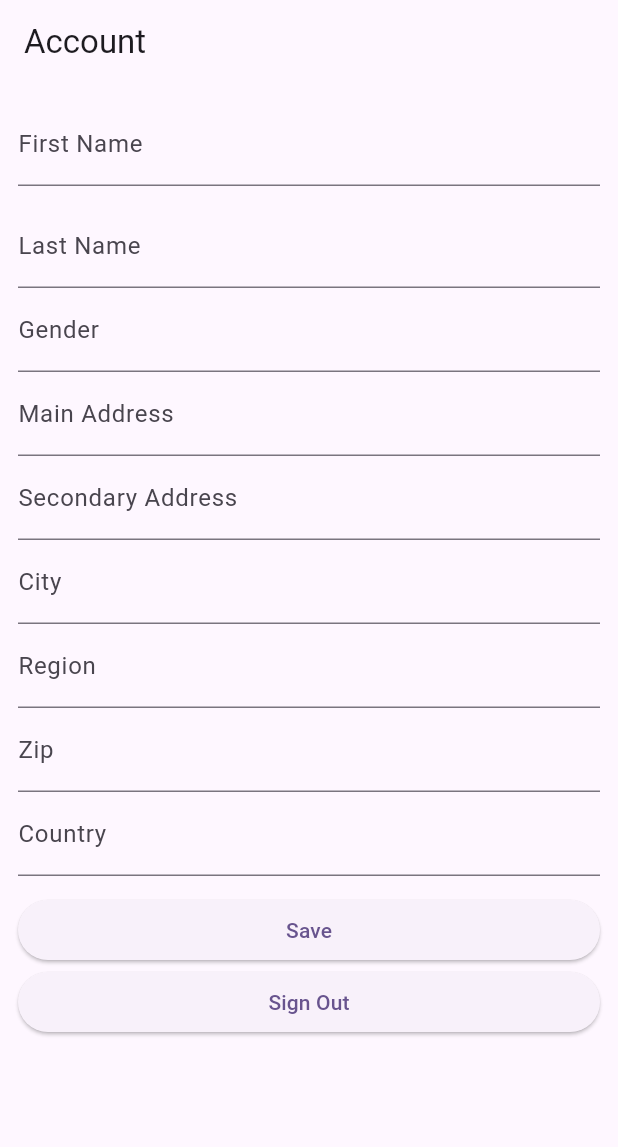
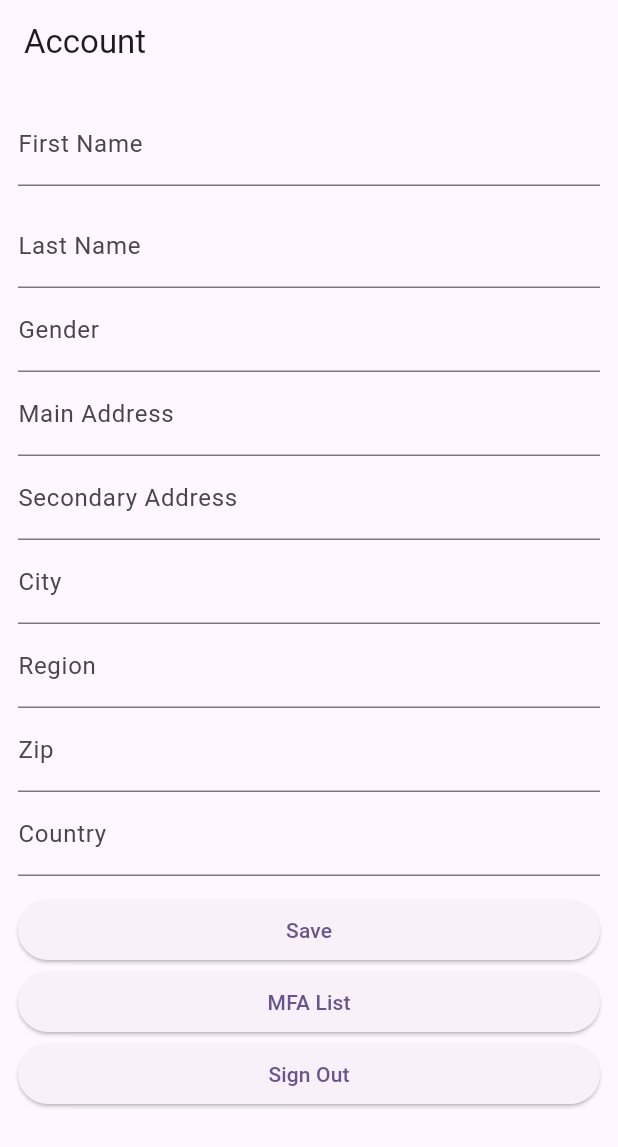
Before and after one commit to csc190mothership/mothership-app, a Flutter app: the screen it shows once a user with an empty profile is signed in, after a tap on "Save", on a phone screen of 412 x 824 dp. Shown: the top 1147 px of the screen. Run offline on Flutter 3.47's test engine with Material 3 defaults, Android fonts, the phone set to English and light mode, and no system bars; our stand-ins replace flutter_svg, supabase_flutter; accounts and stored records are empty; network calls fail.

Commit message:
Added MFA enrollment and verification and deletion

```diff
--- a/lib/main.dart
+++ b/lib/main.dart
@@ -1,6 +1,9 @@
 import 'package:flutter/material.dart';
 import 'package:mothership/pages/account_page.dart';
 import 'package:mothership/pages/login_page.dart';
+import 'package:mothership/pages/mfa/enroll_page.dart';
+import 'package:mothership/pages/mfa/list_mfa_page.dart';
+import 'package:mothership/pages/mfa/verify_page.dart';
 import 'package:mothership/pages/register_page.dart';
 import 'package:mothership/pages/splash_page.dart';
 import 'package:supabase_flutter/supabase_flutter.dart';
@@ -22,7 +25,7 @@
   @override
   Widget build(BuildContext context) {
     return MaterialApp(
-      title: 'Flutter Demo',
+      title: 'Mothership',
       theme: ThemeData(
         colorScheme: ColorScheme.fromSeed(seedColor: Colors.deepPurple),
         useMaterial3: true,
@@ -33,6 +36,9 @@
         '/register': (context) => const RegisterPage(),
         '/login': (context) => const LoginPage(),
         '/account': (context) => const AccountPage(),
+        '/mfaenroll': (context) => const MFAEnrollPage(),
+        '/mfaverify': (context) => const MFAVerifyPage(),
+        '/listmfa': (context) => ListMFAPage(),
       },
     );
   }
--- a/lib/pages/account_page.dart
+++ b/lib/pages/account_page.dart
@@ -165,6 +165,13 @@ class _AccountPageState extends State<AccountPage> {
               child: const Text('Save')),
           ElevatedButton(
               onPressed: () async {
+                if (mounted) {
+                  Navigator.of(context).pushReplacementNamed('/listmfa');
+                }
+              },
+              child: const Text('MFA List')),
+          ElevatedButton(
+              onPressed: () async {
                 await supabase.auth.signOut();
                 if (mounted) {
                   ScaffoldMessenger.of(context).showSnackBar(
--- a/lib/pages/login_page.dart
+++ b/lib/pages/login_page.dart
@@ -77,7 +77,7 @@ class _LoginPageState extends State<LoginPage> {
                   if (mounted) {
                     ScaffoldMessenger.of(context).showSnackBar(
                         const SnackBar(content: Text('Login successful!')));
-                    Navigator.of(context).pushReplacementNamed('/account');
+                    Navigator.of(context).pushReplacementNamed('/mfaverify');
                   }
                 } on AuthException catch (error) {
                   ScaffoldMessenger.of(context).showSnackBar(SnackBar(
--- /dev/null
+++ b/lib/pages/mfa/enroll_page.dart
@@ -0,0 +1,131 @@
+import 'package:flutter/material.dart';
+import 'package:flutter/services.dart';
+import 'package:flutter_svg/flutter_svg.dart';
+import 'package:mothership/main.dart';
+import 'package:supabase_flutter/supabase_flutter.dart';
+
+class MFAEnrollPage extends StatefulWidget {
+  const MFAEnrollPage({super.key});
+
+  @override
+  State<MFAEnrollPage> createState() => _MFAEnrollPageState();
+}
+
+class _MFAEnrollPageState extends State<MFAEnrollPage> {
+  final _enrollFuture = supabase.auth.mfa.enroll();
+
+  @override
+  Widget build(BuildContext context) {
+    return Scaffold(
+      appBar: AppBar(
+        title: const Text('Setup MFA'),
+        actions: [
+          TextButton(
+            onPressed: () {
+              supabase.auth.signOut();
+              Navigator.of(context).pushReplacementNamed('/register');
+            },
+            child: Text(
+              'Logout',
+              style: TextStyle(color: Theme.of(context).colorScheme.onPrimary),
+            ),
+          ),
+        ],
+      ),
+      body: FutureBuilder(
+        future: _enrollFuture,
+        builder: (context, snapshot) {
+          if (snapshot.hasError) {
+            return Center(child: Text(snapshot.error.toString()));
+          }
+          if (!snapshot.hasData) {
+            return const Center(child: CircularProgressIndicator());
+          }
+
+          final response = snapshot.data!;
+          final qrCodeUrl = response.totp.qrCode;
+          final secret = response.totp.secret;
+          final factorId = response.id;
+
+          return ListView(
+            padding: const EdgeInsets.symmetric(
+              horizontal: 20,
+              vertical: 24,
+            ),
+            children: [
+              const Text(
+                'Open your authentication app and add this app via QR code or by pasting the code below.',
+                style: TextStyle(
+                  fontWeight: FontWeight.bold,
+                ),
+              ),
+              const SizedBox(height: 16),
+              SvgPicture.string(
+                qrCodeUrl,
+                width: 150,
+                height: 150,
+              ),
+              const SizedBox(height: 16),
+              Row(
+                children: [
+                  Expanded(
+                    child: Text(
+                      secret,
+                      style: const TextStyle(
+                        fontWeight: FontWeight.bold,
+                        fontSize: 18,
+                      ),
+                    ),
+                  ),
+                  IconButton(
+                    onPressed: () {
+                      Clipboard.setData(ClipboardData(text: secret));
+                      ScaffoldMessenger.of(context).showSnackBar(const SnackBar(
+                          content: Text('Copied to your clip board')));
+                    },
+                    icon: const Icon(Icons.copy),
+                  ),
+                ],
+              ),
+              const SizedBox(height: 16),
+              const Text('Enter the code shown in your authentication app.'),
+              const SizedBox(height: 16),
+              TextFormField(
+                decoration: const InputDecoration(
+                  hintText: '000000',
+                ),
+                style: const TextStyle(fontSize: 24),
+                textAlign: TextAlign.center,
+                keyboardType: TextInputType.number,
+                onChanged: (value) async {
+                  if (value.length != 6) return;
+
+                  // kick off the verification process once 6 characters are entered
+                  try {
+                    final challenge =
+                        await supabase.auth.mfa.challenge(factorId: factorId);
+                    await supabase.auth.mfa.verify(
+                      factorId: factorId,
+                      challengeId: challenge.id,
+                      code: value,
+                    );
+                    await supabase.auth.refreshSession();
+                    if (mounted) {
+                      Navigator.of(context).pushReplacementNamed('/account');
+                    }
+                  } on AuthException catch (error) {
+                    ScaffoldMessenger.of(context)
+                        .showSnackBar(SnackBar(content: Text(error.message)));
+                  } catch (error) {
+                    ScaffoldMessenger.of(context).showSnackBar(const SnackBar(
+                        content: Text('Unexpected error occurred')));
+                  }
+                },
+              ),
+            ],
+          );
+        },
+      ),
+    );
+  }
+}
--- a/lib/pages/register_page.dart
+++ b/lib/pages/register_page.dart
@@ -17,6 +17,13 @@ class _RegisterPageState extends State<RegisterPage> {
   final _emailController = TextEditingController();
   final _passwordController = TextEditingController();
   late final StreamSubscription<AuthState> _authSubscription;
+
+  void verifyEmail() {
+    if (mounted) {
+      ScaffoldMessenger.of(context).showSnackBar(
+          const SnackBar(content: Text('Email Verification Sent!')));
+    }
+  }
 
   @override
   void initState() {
@@ -71,11 +78,16 @@ class _RegisterPageState extends State<RegisterPage> {
                 try {
                   final email = _emailController.text.trim();
                   final password = _passwordController.text.trim();
-                  await supabase.auth.signUp(email: email, password: password);
+                  await supabase.auth.signUp(
+                      email: email,
+                      password: password,
+                      emailRedirectTo:
+                          'mfa-app://callback${Navigator.of(context).pushReplacementNamed('/mfaenroll')}');
                   if (mounted) {
                     ScaffoldMessenger.of(context).showSnackBar(
                         const SnackBar(content: Text('Register successful!')));
-                    Navigator.of(context).pushReplacementNamed('/account');
+                    Timer(const Duration(seconds: 3), verifyEmail);
+                    //Navigator.of(context).pushReplacementNamed('/account');
                   }
                 } on AuthException catch (error) {
                   ScaffoldMessenger.of(context).showSnackBar(SnackBar(
--- a/lib/pages/splash_page.dart
+++ b/lib/pages/splash_page.dart
@@ -1,5 +1,6 @@
 import 'package:flutter/material.dart';
 import 'package:mothership/main.dart';
+import 'package:supabase_flutter/supabase_flutter.dart';
 
 class SplashPage extends StatefulWidget {
   const SplashPage({super.key});
@@ -17,15 +18,32 @@ class _SplashPageState extends State<SplashPage> {
 
   Future<void> _redirect() async {
     await Future.delayed(Duration.zero);
+
     final session = supabase.auth.currentSession;
 
+    if (session == null) {
+      Navigator.of(context).pushReplacementNamed('/register');
+    }
+
+    final assuranceLevelData =
+        supabase.auth.mfa.getAuthenticatorAssuranceLevel();
+
+    // The user has not setup MFA yet, so send them to enroll MFA page.
+    if (assuranceLevelData.currentLevel == AuthenticatorAssuranceLevels.aal1) {
+      await supabase.auth.refreshSession();
+      final nextLevel =
+          supabase.auth.mfa.getAuthenticatorAssuranceLevel().nextLevel;
+      if (nextLevel == AuthenticatorAssuranceLevels.aal2) {
+        // The user has already setup MFA, but haven't login via MFA
+        // Redirect them to the verify page
+        Navigator.of(context).pushReplacementNamed('/mfaverify');
+      } else {
+        // The user has not yet setup MFA
+        // Redirect them to the enrollment page
+        Navigator.of(context).pushReplacementNamed('/mfaenroll');
+      }
+    }
     if (!mounted) return;
-
-    if (session != null) {
-      Navigator.of(context).pushReplacementNamed('/account');
-    } else {
-      Navigator.of(context).pushReplacementNamed('/login');
-    }
   }
 
   @override
--- a/pubspec.yaml
+++ b/pubspec.yaml
@@ -30,7 +30,7 @@ environment:
 dependencies:
   flutter:
     sdk: flutter
-  supabase_flutter: ^2.0.0
+  supabase_flutter: ^2.3.4
 
 
   # The following adds the Cupertino Icons font to your application.
@@ -38,6 +38,7 @@ dependencies:
   cupertino_icons: ^1.0.6
   shared_preferences: ^2.2.2
   supabase_auth_ui: ^0.4.3
+  flutter_svg: ^2.0.10+1
 
 dev_dependencies:
   flutter_test:
```
Also changed, not shown: lib/pages/mfa/list_mfa_page.dart (added, +75 -0 lines), lib/pages/mfa/verify_page.dart (added, +84 -0 lines), pubspec.lock, 2 other files.
